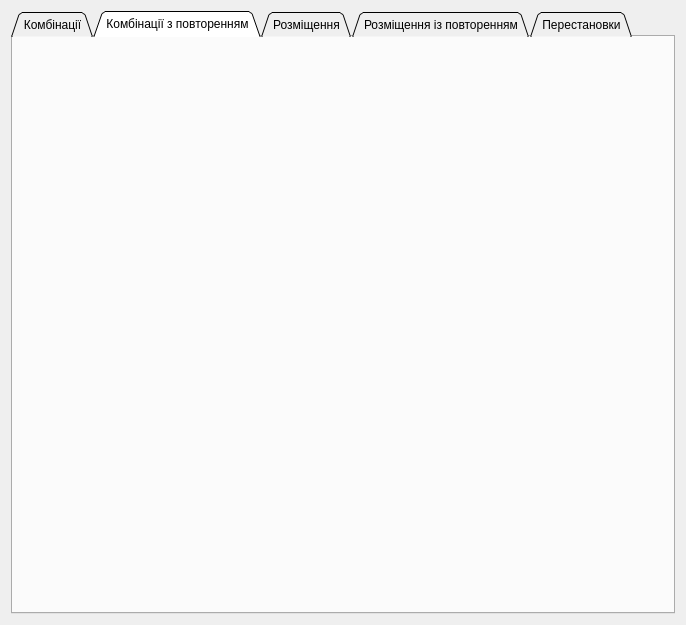
The window that view.ui (bodik10/Combinatorics) describes before a commit, drawn with Qt 5.
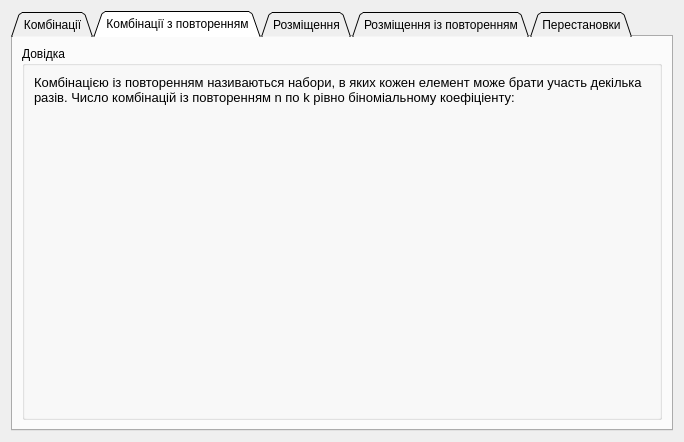
The same window after the commit. The open tabs and pages were chosen to show the change. Icons and pictures are not drawn.

Patch:
```diff
--- a/view.ui
+++ b/view.ui
@@ -6,8 +6,8 @@
    <rect>
     <x>0</x>
     <y>0</y>
-    <width>686</width>
-    <height>625</height>
+    <width>684</width>
+    <height>442</height>
    </rect>
   </property>
   <property name="windowTitle">
@@ -130,6 +130,54 @@
       <attribute name="title">
        <string notr="true">Комбінації з повторенням</string>
       </attribute>
+      <layout class="QVBoxLayout" name="verticalLayout_11">
+       <item>
+        <widget class="QGroupBox" name="groupBox_6">
+         <property name="sizePolicy">
+          <sizepolicy hsizetype="Minimum" vsizetype="Minimum">
+           <horstretch>0</horstretch>
+           <verstretch>0</verstretch>
+          </sizepolicy>
+         </property>
+         <property name="title">
+          <string notr="true">Довідка</string>
+         </property>
+         <property name="flat">
+          <bool>false</bool>
+         </property>
+         <property name="checkable">
+          <bool>false</bool>
+         </property>
+         <layout class="QVBoxLayout" name="verticalLayout_10">
+          <item>
+           <widget class="QLabel" name="label_5">
+            <property name="sizePolicy">
+             <sizepolicy hsizetype="Minimum" vsizetype="Minimum">
+              <horstretch>0</horstretch>
+              <verstretch>0</verstretch>
+             </sizepolicy>
+            </property>
+            <property name="frameShadow">
+             <enum>QFrame::Plain</enum>
+            </property>
+            <property name="text">
+             <string notr="true">&lt;html&gt;&lt;head/&gt;&lt;body&gt;&lt;span style=&quot; font-size:10pt;&quot;&gt;Комбінацією із повторенням називаються набори, в яких кожен елемент може брати участь декілька разів. Число комбінацій із повторенням n по k рівно біноміальному коефіціенту: &lt;/span&gt;&lt;p&gt;&lt;img src=&quot;:/formulas/formulas/comb_w_r.png&quot;/&gt;&lt;/p&gt;&lt;/body&gt;&lt;/html&gt;</string>
+            </property>
+            <property name="scaledContents">
+             <bool>false</bool>
+            </property>
+            <property name="alignment">
+             <set>Qt::AlignLeading|Qt::AlignLeft|Qt::AlignTop</set>
+            </property>
+            <property name="wordWrap">
+             <bool>true</bool>
+            </property>
+           </widget>
+          </item>
+         </layout>
+        </widget>
+       </item>
+      </layout>
      </widget>
      <widget class="QWidget" name="tab_5">
       <attribute name="icon">
```
Left out of the diff: 47 changed lines with no effect on the pictures.
